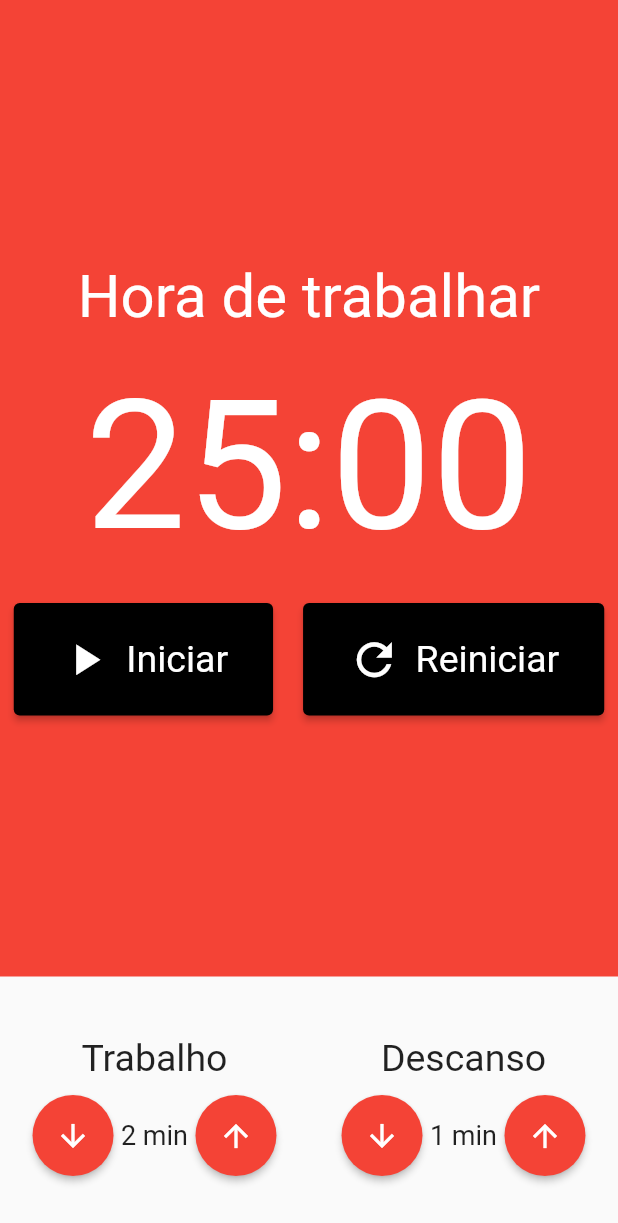
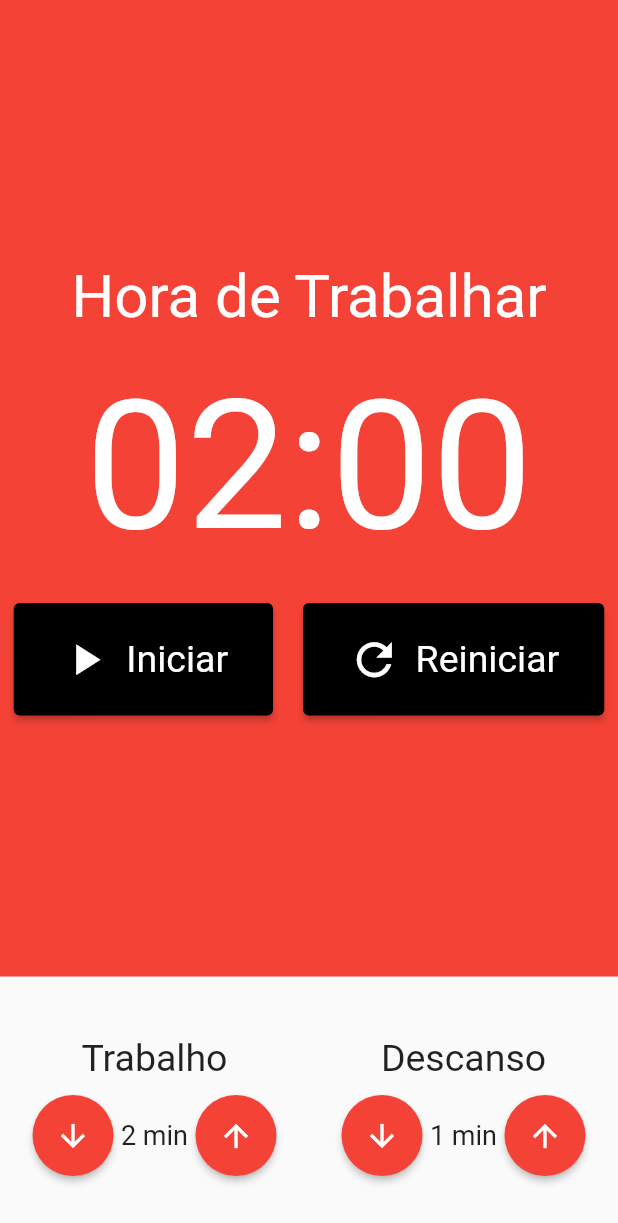
Before and after one commit to marcelinx/pomodoro-app, a Flutter app: the screen it shows after launch, on a phone screen of 412 x 824 dp. Shown: the top 1223 px of the screen. Run offline on Flutter 3.47's test engine with Material 2 defaults, Android fonts, the phone set to English and light mode, and no system bars; our stand-ins replace flutter_mobx, mobx; generated files the repository leaves out were written again.

Commit message:
adicionando funcao ao CronometroBotao

```diff
--- a/lib/components/Cronometro.dart
+++ b/lib/components/Cronometro.dart
@@ -1,55 +1,69 @@
 import 'package:flutter/material.dart';
+import 'package:flutter_mobx/flutter_mobx.dart';
 import 'package:pomodoro/components/CronometroBotao.dart';
+import 'package:provider/provider.dart';
+import '../store/pomodoro.store.dart';
 
 class Cronometro extends StatelessWidget {
-  const Cronometro({Key? key}) : super(key: key);
+  const Cronometro({super.key});
 
   @override
   Widget build(BuildContext context) {
+    final store = Provider.of<PomodoroStore>(context);
+
     return Container(
       color: Colors.red,
-      child: const Column(
+      child: Column(
         mainAxisAlignment: MainAxisAlignment.center,
-        crossAxisAlignment: CrossAxisAlignment.center,
         children: [
+          const Text(
+            'Hora de Trabalhar',
+            style: TextStyle(
+              fontSize: 40,
+              color: Colors.white,
+            ),
+          ),
+          const SizedBox(height: 20),
           Text(
-            'Hora de trabalhar',
-            style: TextStyle(fontSize: 40, color: Colors.white),
-          ),
-          SizedBox(height: 20),
-          Text(
-            '25:00',
-            style: TextStyle(
+            '${store.minutos.toString().padLeft(2, '0')}:${store.segundos.toString().padLeft(2, '0')}',
+            style: const TextStyle(
               fontSize: 120,
               color: Colors.white,
             ),
           ),
-          SizedBox(height: 20),
-          Row(
+          const SizedBox(height: 20),
+          Observer(
+            builder: (_) => Row(
               mainAxisAlignment: MainAxisAlignment.center,
               children: [
+                if (!store.iniciado)
                   Padding(
-                padding: EdgeInsets.only(right: 10),
+                    padding: const EdgeInsets.only(right: 10),
                     child: CronometroBotao(
                       texto: 'Iniciar',
                       icone: Icons.play_arrow,
+                      click: store.iniciar,
                     ),
                   ),
-              // Padding(
-              //   padding: EdgeInsets.only(right: 10),
-              //   child: CronometroBotao(
-              //     texto: 'Parar',
-              //     icone: Icons.stop,
-              //   ),
-              // ),
+                if (store.iniciado)
                   Padding(
-                padding: EdgeInsets.only(left: 10),
+                    padding: const EdgeInsets.only(right: 10),
+                    child: CronometroBotao(
+                      texto: 'Parar',
+                      icone: Icons.stop,
+                      click: store.parar,
+                    ),
+                  ),
+                Padding(
+                  padding: const EdgeInsets.only(left: 10),
                   child: CronometroBotao(
                     texto: 'Reiniciar',
                     icone: Icons.refresh,
+                    click: store.reiniciar,
                   ),
                 ),
               ],
+            ),
           ),
         ],
       ),
--- a/lib/components/CronometroBotao.dart
+++ b/lib/components/CronometroBotao.dart
@@ -3,11 +3,13 @@ import 'package:flutter/material.dart';
 class CronometroBotao extends StatelessWidget {
   final String texto;
   final IconData icone;
+  final void Function()? click;
 
   const CronometroBotao({
     Key? key,
     required this.texto,
     required this.icone,
+    this.click,
   }) : super(key: key);
 
   @override
@@ -22,7 +24,7 @@ class CronometroBotao extends StatelessWidget {
           textStyle: const TextStyle(
             fontSize: 25,
           )),
-      onPressed: () {},
+      onPressed: click,
       child: Row(children: [
         Padding(
           padding: const EdgeInsets.only(right: 10),
--- a/lib/components/EntradaTempo.dart
+++ b/lib/components/EntradaTempo.dart
@@ -3,11 +3,16 @@ import 'package:flutter/material.dart';
 class EntradaTempo extends StatelessWidget {
   final String titulo;
   final int valor;
+  final void Function()? inc;
+  final void Function()? dec;
+
 
   const EntradaTempo({
     Key? key,
     required this.titulo,
     required this.valor,
+    this.inc,
+    this.dec,
   }) : super(key: key);
 
   @override
@@ -26,7 +31,7 @@ class EntradaTempo extends StatelessWidget {
           mainAxisAlignment: MainAxisAlignment.center,
           children: [
             ElevatedButton(
-              onPressed: () {},
+              onPressed: this.dec,
               style: ElevatedButton.styleFrom(
                 shape: const CircleBorder(),
                 backgroundColor: Colors.red,
@@ -44,7 +49,7 @@ class EntradaTempo extends StatelessWidget {
               ),
             ),
             ElevatedButton(
-              onPressed: () {},
+              onPressed: this.inc,
               style: ElevatedButton.styleFrom(
                 shape: const CircleBorder(),
                 backgroundColor: Colors.red,
--- a/lib/pages/Pomodoro.dart
+++ b/lib/pages/Pomodoro.dart
@@ -1,4 +1,5 @@
 import 'package:flutter/material.dart';
+import 'package:flutter_mobx/flutter_mobx.dart';
 import 'package:pomodoro/components/Cronometro.dart';
 import 'package:pomodoro/components/EntradaTempo.dart';
 import 'package:provider/provider.dart';
@@ -20,18 +21,24 @@ class Pomodoro extends StatelessWidget {
           ),
           Padding(
             padding: const EdgeInsets.symmetric(vertical: 40),
-            child: Row(
+            child: Observer(
+              builder: (_) => Row(
                 mainAxisAlignment: MainAxisAlignment.spaceAround,
                 children: [
                   EntradaTempo(
                     titulo: 'Trabalho',
                     valor: store.tempoTrabalho,
+                    inc: store.incrementarTempoTrabalho,
+                    dec: store.decrementarTempoTrabalho,
                   ),
                   EntradaTempo(
                     titulo: 'Descanso',
                     valor: store.tempoDescanso,
+                    inc: store.incrementarTempoDescanso,
+                    dec: store.decrementarTempoDescanso,
                   ),
                 ],
+              ),
             ),
           ),
         ],
```
Also changed, not shown: lib/store/pomodoro.store.dart (+31 -2 lines), lib/store/pomodoro.store.g.dart. Lines whose indentation alone changed are shown as unchanged.
